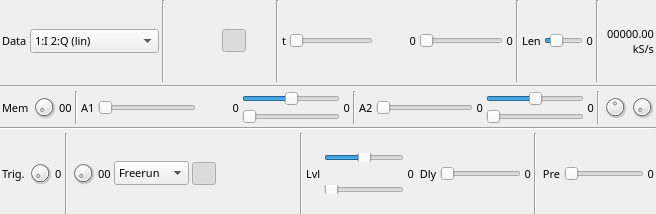
f4exb/sdrangel, file sdrbase/gui/glscopegui.ui: the form before one commit.
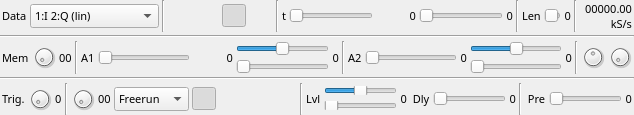
The form after the commit. Icons and pictures are not drawn. Custom widgets are drawn as their Qt base class.

Commit message: Scope GUI: do not apply trigger settings on trace length changed or sample rate changed

```diff
--- a/sdrbase/gui/glscopegui.ui
+++ b/sdrbase/gui/glscopegui.ui
@@ -6,8 +6,8 @@
    <rect>
     <x>0</x>
     <y>0</y>
-    <width>656</width>
-    <height>214</height>
+    <width>634</width>
+    <height>115</height>
    </rect>
   </property>
   <property name="font">
```
The commit also changes 1 other file.
